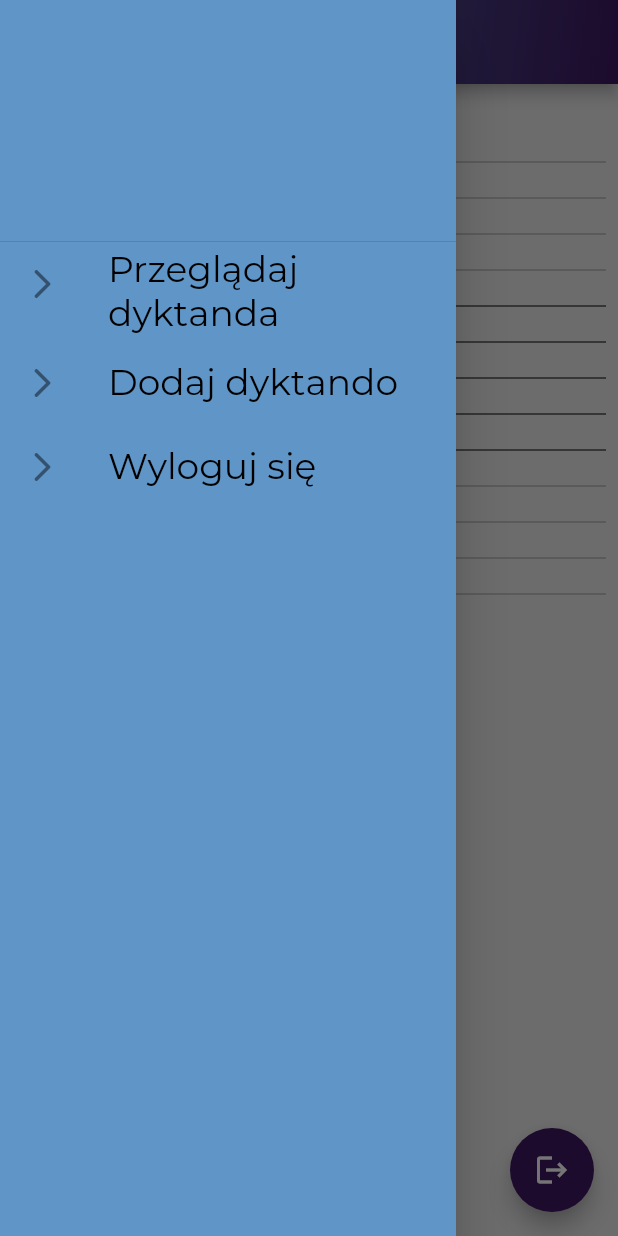
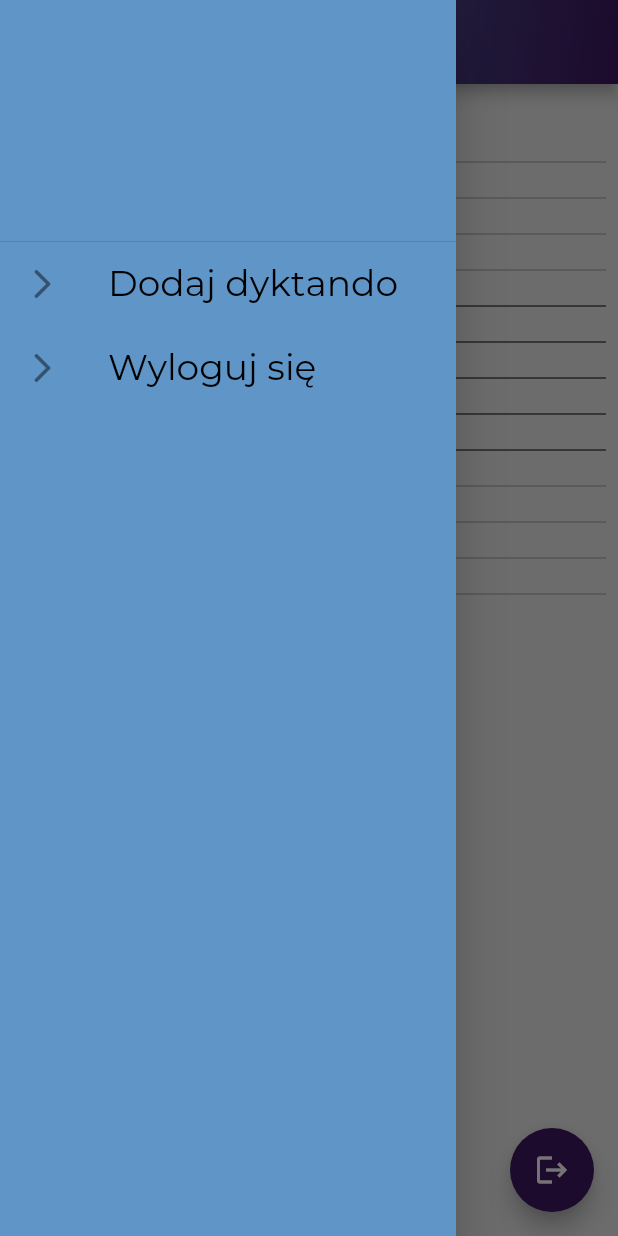
Before and after one commit to zoskar/tranquillo, a Flutter app: the CreateScreen screen opened directly, with the side drawer open, on a phone screen of 412 x 824 dp. Run offline on Flutter 3.47's test engine with Material 2 defaults, Android fonts, the phone set to English and light mode, and no system bars; our stand-ins replace firebase_auth, firebase_core, firebase_database, flutter_bloc, flutter_form_builder, flutter_hooks; accounts and stored records are empty; network calls fail.

Commit message:
hopefully faultless navigation

```diff
--- a/lib/presentation/hamburger_menu.dart
+++ b/lib/presentation/hamburger_menu.dart
@@ -1,6 +1,9 @@
 import 'package:dict/util/app_colors.dart';
 import 'package:dict/util/fonts.dart';
 import 'package:flutter/material.dart';
+import 'package:flutter_bloc/flutter_bloc.dart';
+import 'package:dict/cubits/auth_cubit.dart';
+import 'package:dict/cubits/user_data_cubit.dart';
 
 class HamburgerMenu extends StatelessWidget {
   const HamburgerMenu({
@@ -18,16 +21,16 @@ class HamburgerMenu extends StatelessWidget {
                 margin: EdgeInsets.fromLTRB(0, 0, 0, 0),
                 child: Text(''),
               ),
-              ListTile(
-                leading: const Icon(Icons.arrow_forward_ios_rounded),
-                title: const Text(
-                  'Przeglądaj dyktanda',
-                  style: AppTextStyles.black24,
-                ),
-                onTap: () {
-                  Navigator.pushReplacementNamed(context, '/create');
-                },
-              ),
+              // ListTile(
+              //   leading: const Icon(Icons.arrow_forward_ios_rounded),
+              //   title: const Text(
+              //     'Przeglądaj dyktanda',
+              //     style: AppTextStyles.black24,
+              //   ),
+              //   onTap: () {
+              //     Navigator.pushReplacementNamed(context, '/browse');
+              //   },
+              // ),
               ListTile(
                 leading: const Icon(Icons.arrow_forward_ios_rounded),
                 title: const Text(
@@ -38,7 +41,6 @@ class HamburgerMenu extends StatelessWidget {
                   Navigator.pushReplacementNamed(context, '/create');
                 },
               ),
-
               ListTile(
                 leading: const Icon(Icons.arrow_forward_ios_rounded),
                 title: const Text(
@@ -46,6 +48,8 @@ class HamburgerMenu extends StatelessWidget {
                   style: AppTextStyles.black24,
                 ),
                 onTap: () {
+                  context.read<UserDataCubit>().removeData();
+                  context.read<AuthCubit>().logOut();
                   Navigator.pushReplacementNamed(context, '/');
                 },
               ),
```
Also changed, not shown: lib/app.dart (+0 -11 lines), lib/presentation/login/login_screen.dart (+13 -7 lines).
